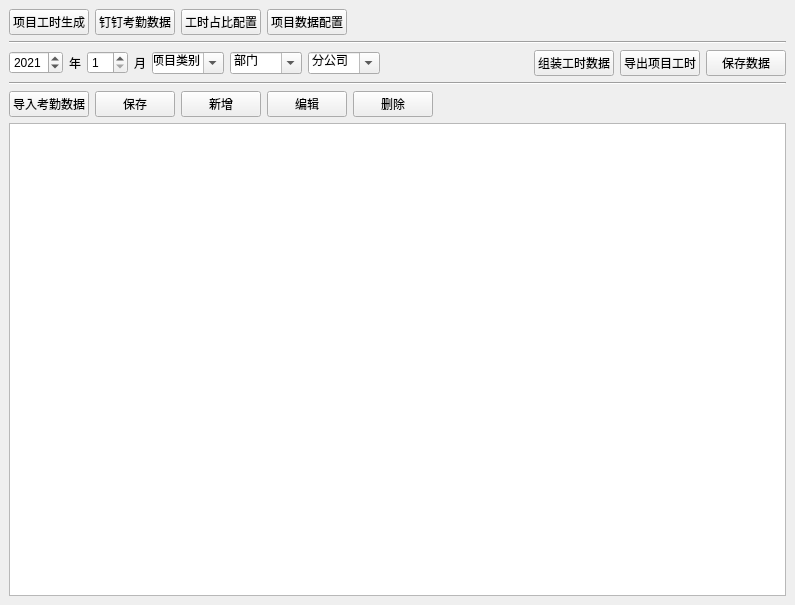
FakeItUtillMakeIt/QT-example, file 11.GenerateWorkingHoursV2022/mainwindow.ui: the form before one commit.
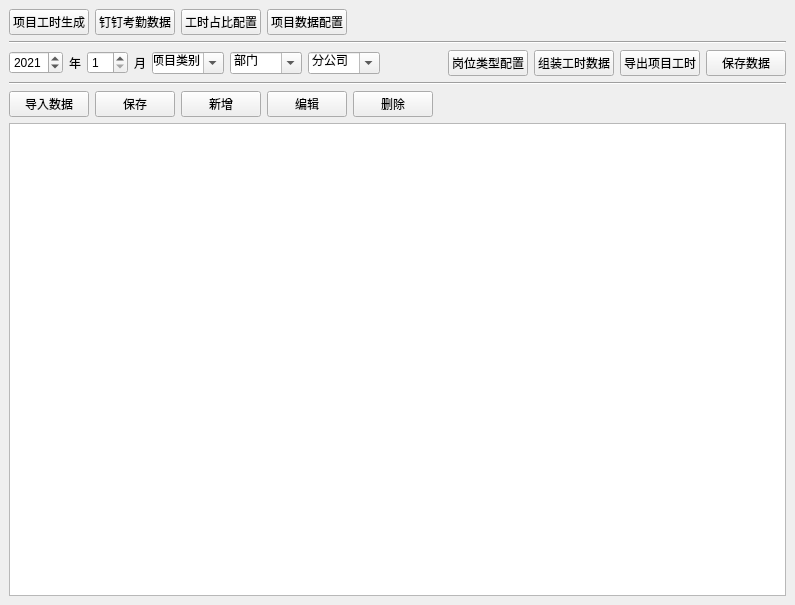
The form after the commit.

Diff of the .ui file:
```diff
--- a/11.GenerateWorkingHoursV2022/mainwindow.ui
+++ b/11.GenerateWorkingHoursV2022/mainwindow.ui
@@ -153,6 +153,13 @@
         </property>
        </spacer>
       </item>
+      <item>
+       <widget class="QPushButton" name="btnPostTypeCfg">
+        <property name="text">
+         <string>岗位类型配置</string>
+        </property>
+       </widget>
+      </item>
       <item>
        <widget class="QPushButton" name="btnAssembleHoursData">
         <property name="text">
@@ -188,7 +195,7 @@
       <item>
        <widget class="QPushButton" name="btnInputExcelData">
         <property name="text">
-         <string>导入考勤数据</string>
+         <string>导入数据</string>
         </property>
        </widget>
       </item>
```
